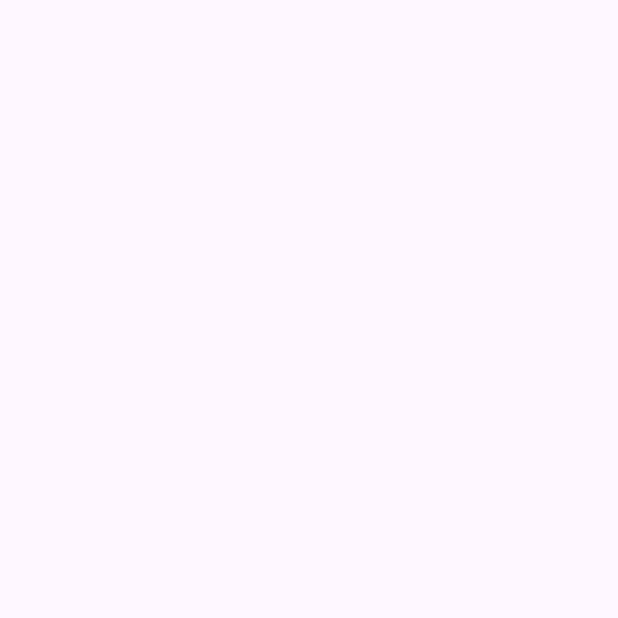
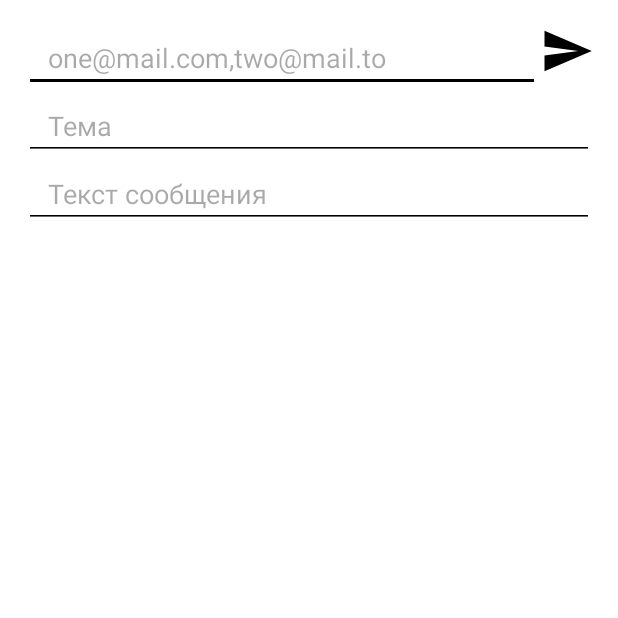
Before and after one commit to ml1413/DZ12, an Android app: the screen it shows after launch (MainActivity), on a phone screen of 412 x 824 dp, the top half of it. Before the commit the part shown is empty. Run offline under Robolectric (Android 15) with nearby library versions, the phone set to English and light mode, and no system bars.

```diff
--- a/app/src/main/java/com/example/dz12/MainActivity.kt
+++ b/app/src/main/java/com/example/dz12/MainActivity.kt
@@ -1,12 +1,53 @@
 package com.example.dz12
 
+import android.content.Intent
+import android.net.Uri
 import android.os.Bundle
+import android.widget.EditText
+import android.widget.ImageView
 import androidx.appcompat.app.AppCompatActivity
+import java.util.stream.Collectors
 
 class MainActivity : AppCompatActivity() {
-
+    private lateinit var etMail: EditText
+    private lateinit var etThem: EditText
+    private lateinit var etMessage: EditText
+    private lateinit var ivSend: ImageView
     override fun onCreate(savedInstanceState: Bundle?) {
         super.onCreate(savedInstanceState)
         setContentView(R.layout.activity_main)
+        init()
+        ivSend.setOnClickListener {
+            val intent = Intent(Intent.ACTION_SENDTO, Uri.parse("mailto:"))
+            intent.putExtra(Intent.EXTRA_EMAIL, getListEmail(etMail.text.toString()))
+            intent.putExtra(Intent.EXTRA_SUBJECT, etThem.text.toString())
+            intent.putExtra(Intent.EXTRA_TEXT, etMessage.text.toString())
+            startActivity(intent)
+        }
+    }
+
+    private fun init() {
+        etMail = findViewById(R.id.et_mail)
+        etThem = findViewById(R.id.et_them)
+        etMessage = findViewById(R.id.et_message)
+        ivSend = findViewById(R.id.iv_send)
+    }
+
+    private fun getListEmail(string: String): Array<String> {
+        return string.split(regex = "[\\s+,]".toRegex()).stream()
+            .filter { it.contains("@") }
+            .map {
+                return@map when {
+                    it.first().toString().contains("\\W".toRegex()) -> {
+                        it.substring(1)
+                    }
+
+                    it.last().toString().contains("\\W".toRegex()) -> {
+                        it.substring(0, it.lastIndex)
+                    }
+
+                    else -> return@map it
+                }
+            }.collect(Collectors.toList()).toTypedArray()
     }
 }
--- a/app/src/main/res/drawable/baseline_send_24.xml
+++ b/app/src/main/res/drawable/baseline_send_24.xml
@@ -2,7 +2,7 @@
     android:width="24dp"
     android:height="24dp"
     android:autoMirrored="true"
-    android:tint="@color/design_default_color_primary"
+    android:tint="@color/black"
     android:viewportWidth="24"
     android:viewportHeight="24">
     <path
--- a/app/src/main/res/layout/activity_main.xml
+++ b/app/src/main/res/layout/activity_main.xml
@@ -7,4 +7,50 @@
     android:layout_margin="16dp"
     android:orientation="vertical">
 
+    <LinearLayout
+        android:layout_width="match_parent"
+        android:layout_height="wrap_content"
+        android:orientation="horizontal">
+
+        <EditText
+            android:id="@+id/et_mail"
+            android:layout_width="0dp"
+            android:layout_height="wrap_content"
+            android:layout_weight="2"
+            android:paddingStart="16dp"
+            android:backgroundTint="@color/black"
+            android:hint="one@mail.com,two@mail.to"
+            android:maxLines="1"
+            android:textSize="18sp" />
+
+            <ImageView
+                android:id="@+id/iv_send"
+                android:layout_width="36dp"
+                android:layout_height="36dp"
+                android:layout_gravity="end"
+                android:src="@drawable/baseline_send_24"
+                android:focusable="true" />
+
+    </LinearLayout>
+
+
+    <EditText
+        android:id="@+id/et_them"
+        android:layout_width="match_parent"
+        android:layout_height="wrap_content"
+        android:paddingStart="16dp"
+        android:backgroundTint="@color/black"
+        android:hint="Тема"
+        android:maxLines="1"
+        android:textSize="18sp" />
+
+    <EditText
+        android:id="@+id/et_message"
+        android:layout_width="match_parent"
+        android:paddingStart="16dp"
+        android:layout_height="wrap_content"
+        android:hint="Текст сообщения"
+        android:backgroundTint="@color/black"
+        android:maxLines="10"
+        android:textSize="18sp" />
 </LinearLayout>
--- a/app/src/main/res/values/themes.xml
+++ b/app/src/main/res/values/themes.xml
@@ -10,7 +10,9 @@
         <item name="colorSecondaryVariant">@color/teal_700</item>
         <item name="colorOnSecondary">@color/black</item>
         <!-- Status bar color. -->
-        <item name="android:statusBarColor">?attr/colorPrimaryVariant</item>
+        <item name="android:statusBarColor">?attr/colorOnPrimary</item>
         <!-- Customize your theme here. -->
+        <item name="android:background">?attr/colorOnPrimary</item>
+        <item name="android:windowLightStatusBar">true</item>
     </style>
 </resources>
```
